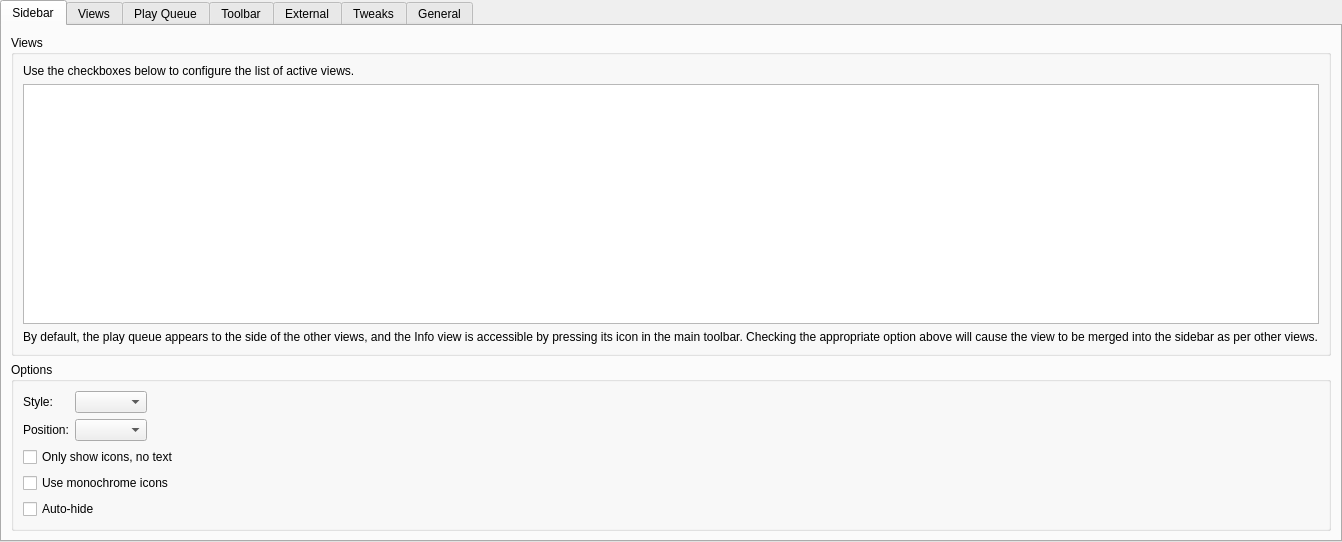
Qt form gui/interfacesettings.ui (CDrummond/cantata) before a commit.
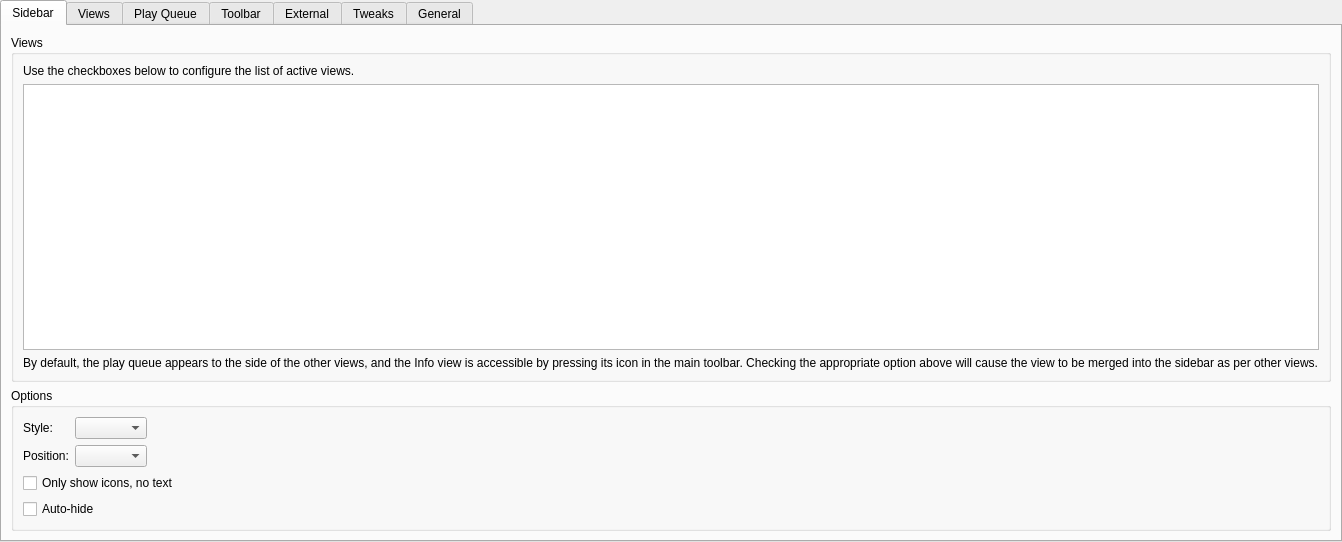
The same form after that commit. Custom widgets are drawn as their Qt base class.

Commit message: Always use monochrome sidebar icons

What changed in the file:
```diff
--- a/gui/interfacesettings.ui
+++ b/gui/interfacesettings.ui
@@ -110,13 +110,6 @@
              </widget>
             </item>
             <item row="3" column="0" colspan="2">
-             <widget class="QCheckBox" name="sbMonoIcons">
-              <property name="text">
-               <string>Use monochrome icons</string>
-              </property>
-             </widget>
-             </item>
-            <item row="4" column="0" colspan="2">
              <widget class="QCheckBox" name="sbAutoHide">
               <property name="text">
                <string>Auto-hide</string>
```
The commit also changes 8 other files.
